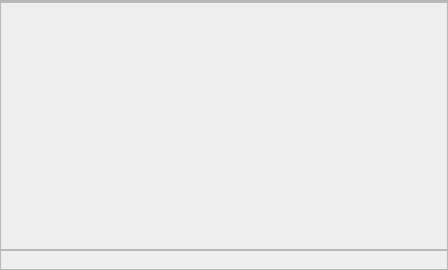
First picture: the form in frontend/src/MainWindow.ui, repository bakobence/Templex, before the edit.
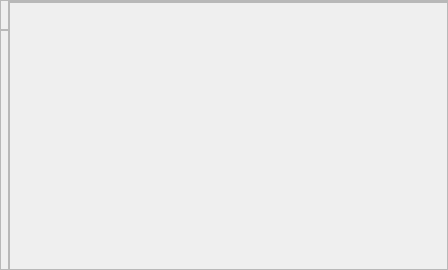
Second picture: the form after the edit.

```diff
--- a/frontend/src/MainWindow.ui
+++ b/frontend/src/MainWindow.ui
@@ -14,7 +14,7 @@
    <string>Templex client</string>
   </property>
   <widget class="QWidget" name="centralwidget">
-   <layout class="QVBoxLayout" name="verticalLayout" stretch="1,0">
+   <layout class="QVBoxLayout" name="verticalLayout" stretch="1">
     <property name="spacing">
      <number>0</number>
     </property>
@@ -48,9 +48,9 @@
        <number>0</number>
       </property>
       <item>
-       <layout class="QVBoxLayout" name="leftSidePanel">
+       <layout class="QVBoxLayout" name="leftPanel" stretch="0,1">
         <property name="spacing">
-         <number>6</number>
+         <number>0</number>
         </property>
         <property name="leftMargin">
          <number>0</number>
@@ -64,6 +64,83 @@
         <property name="bottomMargin">
          <number>0</number>
         </property>
+        <item>
+         <widget class="QFrame" name="logoWrapper">
+          <property name="frameShape">
+           <enum>QFrame::StyledPanel</enum>
+          </property>
+          <property name="frameShadow">
+           <enum>QFrame::Raised</enum>
+          </property>
+          <layout class="QVBoxLayout" name="verticalLayout_2">
+           <property name="spacing">
+            <number>0</number>
+           </property>
+           <property name="leftMargin">
+            <number>0</number>
+           </property>
+           <property name="topMargin">
+            <number>0</number>
+           </property>
+           <property name="rightMargin">
+            <number>0</number>
+           </property>
+           <property name="bottomMargin">
+            <number>0</number>
+           </property>
+           <item>
+            <widget class="QLabel" name="logoMain">
+             <property name="text">
+              <string/>
+             </property>
+             <property name="textFormat">
+              <enum>Qt::AutoText</enum>
+             </property>
+             <property name="alignment">
+              <set>Qt::AlignBottom|Qt::AlignHCenter</set>
+             </property>
+            </widget>
+           </item>
+           <item>
+            <widget class="QLabel" name="logoSub">
+             <property name="text">
+              <string/>
+             </property>
+             <property name="alignment">
+              <set>Qt::AlignHCenter|Qt::AlignTop</set>
+             </property>
+            </widget>
+           </item>
+          </layout>
+         </widget>
+        </item>
+        <item>
+         <widget class="QFrame" name="subMenuWrapper">
+          <property name="frameShape">
+           <enum>QFrame::StyledPanel</enum>
+          </property>
+          <property name="frameShadow">
+           <enum>QFrame::Raised</enum>
+          </property>
+          <layout class="QVBoxLayout" name="verticalLayout_3">
+           <property name="spacing">
+            <number>0</number>
+           </property>
+           <property name="leftMargin">
+            <number>0</number>
+           </property>
+           <property name="topMargin">
+            <number>0</number>
+           </property>
+           <property name="rightMargin">
+            <number>0</number>
+           </property>
+           <property name="bottomMargin">
+            <number>0</number>
+           </property>
+          </layout>
+         </widget>
+        </item>
        </layout>
       </item>
       <item>
@@ -138,17 +215,6 @@
       </item>
      </layout>
     </item>
-    <item>
-     <widget class="QFrame" name="bottomWrapper">
-      <property name="frameShape">
-       <enum>QFrame::StyledPanel</enum>
-      </property>
-      <property name="frameShadow">
-       <enum>QFrame::Raised</enum>
-      </property>
-      <layout class="QHBoxLayout" name="horizontalLayout"/>
-     </widget>
-    </item>
    </layout>
   </widget>
  </widget>
```
